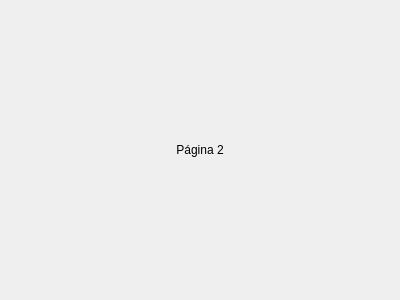
Before: the Qt Designer form gui/pages/pages.ui in edumarioti/AtualizaSup-2022, drawn with Qt 5.
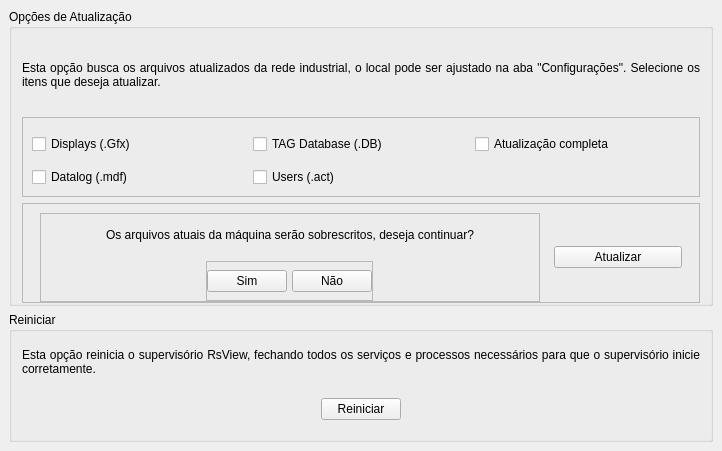
After: the same form once the commit is applied. The open tabs and pages were chosen to show the change. Icons and pictures are not drawn.

The edit to the form file:
```diff
--- a/gui/pages/pages.ui
+++ b/gui/pages/pages.ui
@@ -6,23 +6,454 @@
    <rect>
     <x>0</x>
     <y>0</y>
-    <width>400</width>
-    <height>300</height>
+    <width>722</width>
+    <height>451</height>
    </rect>
   </property>
+  <property name="sizePolicy">
+   <sizepolicy hsizetype="Expanding" vsizetype="Expanding">
+    <horstretch>0</horstretch>
+    <verstretch>0</verstretch>
+   </sizepolicy>
+  </property>
   <property name="windowTitle">
    <string>StackedWidget</string>
   </property>
-  <widget class="QWidget" name="page_1">
+  <property name="styleSheet">
+   <string notr="true">*{
+	font: 10pt &quot;Consolas&quot;; 
+	color: #D0D0D0;
+	background-color: #303030;
+}
+
+QGroupBox {
+	font: 700 12pt &quot;Consolas&quot;; 
+	color: #D0D0D0;
+    border: none;
+	border-top: 2px solid #D0D0D0;
+    margin-top: 10px;
+	margin-left: 15px;
+	margin-right: 15px;
+}
+
+QGroupBox::title  {
+    subcontrol-origin: margin;
+    subcontrol-position: top center;
+	padding: 0px 10px;
+}
+
+QPushButton{
+	background-color: #404040;
+	border: 1px solid #202020;
+	border-radius: 2px;	
+	min-width: 20ex;
+	padding: 3px;
+}
+
+QPushButton:hover{
+	background-color: #505050;
+}
+
+QPushButton:pressed{
+	background-color: #202020;	
+}
+
+QCheckBox {
+    spacing: 5px;
+}
+
+QCheckBox::indicator {
+    width: 9px;
+    height: 9px;
+	background-color: #404040;
+	border: 1px solid #202020;
+	border-radius: 2px;	
+}
+
+QCheckBox::indicator:checked {
+    background-color: #6EF0D2;
+}
+
+QCheckBox::indicator:unchecked:hover {
+	border: 1px solid #6EF0D2;
+}
+
+QCheckBox::indicator:disabled{
+	border: 1px solid #202020;
+	background-color: #303030;
+}
+
+QCheckBox::disabled{
+	color:  #505050;
+}
+
+QLineEdit {
+    border: 1px solid #202020;
+    border-radius: 2px;
+    padding: 0 8px;
+    background: #404040;
+    
+}
+
+QLineEdit:focus{
+	border-color: #6EF0D2;
+	background: #505050;
+}
+
+QLineEdit:hover {
+	background: #505050;
+}
+
+QLineEdit[text=\&quot;\&quot;]{ color:red; }
+
+QLabel#label_tittle_about{
+	font: 700 14pt &quot;Consolas&quot;;
+}
+
+</string>
+  </property>
+  <property name="currentIndex">
+   <number>1</number>
+  </property>
+  <widget class="QWidget" name="page_home">
    <layout class="QVBoxLayout" name="verticalLayout">
     <item>
-     <widget class="QLabel" name="label_3">
-      <property name="text">
-       <string>Página 1</string>
+     <widget class="QGroupBox" name="group_update">
+      <property name="title">
+       <string>Opções de Atualização</string>
       </property>
-      <property name="alignment">
-       <set>Qt::AlignCenter</set>
+      <layout class="QVBoxLayout" name="verticalLayout_4">
+       <property name="leftMargin">
+        <number>10</number>
+       </property>
+       <property name="topMargin">
+        <number>10</number>
+       </property>
+       <property name="rightMargin">
+        <number>10</number>
+       </property>
+       <property name="bottomMargin">
+        <number>0</number>
+       </property>
+       <item>
+        <widget class="QLabel" name="label_update">
+         <property name="minimumSize">
+          <size>
+           <width>0</width>
+           <height>0</height>
+          </size>
+         </property>
+         <property name="maximumSize">
+          <size>
+           <width>16777215</width>
+           <height>16777215</height>
+          </size>
+         </property>
+         <property name="text">
+          <string>Esta opção busca os arquivos atualizados da rede industrial, o local pode ser ajustado na aba &quot;Configurações&quot;. Selecione os itens que deseja atualizar.</string>
+         </property>
+         <property name="alignment">
+          <set>Qt::AlignJustify|Qt::AlignVCenter</set>
+         </property>
+         <property name="wordWrap">
+          <bool>true</bool>
+         </property>
+        </widget>
+       </item>
+       <item>
+        <widget class="QFrame" name="frame_optiond_update">
+         <property name="minimumSize">
+          <size>
+           <width>0</width>
+           <height>80</height>
+          </size>
+         </property>
+         <property name="maximumSize">
+          <size>
+           <width>16777215</width>
+           <height>80</height>
+          </size>
+         </property>
+         <property name="frameShape">
+          <enum>QFrame::StyledPanel</enum>
+         </property>
+         <property name="frameShadow">
+          <enum>QFrame::Raised</enum>
+         </property>
+         <layout class="QGridLayout" name="gridLayout">
+          <property name="bottomMargin">
+           <number>0</number>
+          </property>
+          <item row="0" column="1">
+           <widget class="QCheckBox" name="check_tag">
+            <property name="text">
+             <string>TAG Database (.DB)</string>
+            </property>
+           </widget>
+          </item>
+          <item row="0" column="0">
+           <widget class="QCheckBox" name="check_gfx">
+            <property name="text">
+             <string>Displays (.Gfx)</string>
+            </property>
+           </widget>
+          </item>
+          <item row="0" column="2">
+           <widget class="QCheckBox" name="check_uptade_all">
+            <property name="text">
+             <string>Atualização completa</string>
+            </property>
+           </widget>
+          </item>
+          <item row="1" column="0">
+           <widget class="QCheckBox" name="check_datalog">
+            <property name="text">
+             <string>Datalog (.mdf)</string>
+            </property>
+           </widget>
+          </item>
+          <item row="1" column="1">
+           <widget class="QCheckBox" name="check_users">
+            <property name="text">
+             <string>Users (.act)</string>
+            </property>
+           </widget>
+          </item>
+         </layout>
+        </widget>
+       </item>
+       <item>
+        <widget class="QFrame" name="frame_update">
+         <property name="minimumSize">
+          <size>
+           <width>0</width>
+           <height>100</height>
+          </size>
+         </property>
+         <property name="maximumSize">
+          <size>
+           <width>16777215</width>
+           <height>100</height>
+          </size>
+         </property>
+         <property name="frameShape">
+          <enum>QFrame::StyledPanel</enum>
+         </property>
+         <property name="frameShadow">
+          <enum>QFrame::Raised</enum>
+         </property>
+         <layout class="QHBoxLayout" name="horizontalLayout_3">
+          <property name="bottomMargin">
+           <number>0</number>
+          </property>
+          <item>
+           <widget class="QFrame" name="frame_confirmation">
+            <property name="minimumSize">
+             <size>
+              <width>500</width>
+              <height>0</height>
+             </size>
+            </property>
+            <property name="maximumSize">
+             <size>
+              <width>500</width>
+              <height>16777215</height>
+             </size>
+            </property>
+            <property name="frameShape">
+             <enum>QFrame::StyledPanel</enum>
+            </property>
+            <property name="frameShadow">
+             <enum>QFrame::Raised</enum>
+            </property>
+            <layout class="QVBoxLayout" name="verticalLayout_8">
+             <property name="leftMargin">
+              <number>0</number>
+             </property>
+             <property name="topMargin">
+              <number>0</number>
+             </property>
+             <property name="rightMargin">
+              <number>0</number>
+             </property>
+             <property name="bottomMargin">
+              <number>0</number>
+             </property>
+             <item>
+              <widget class="QLabel" name="label_confirmation">
+               <property name="minimumSize">
+                <size>
+                 <width>0</width>
+                 <height>0</height>
+                </size>
+               </property>
+               <property name="text">
+                <string>Os arquivos atuais da máquina serão sobrescritos, deseja continuar?</string>
+               </property>
+               <property name="alignment">
+                <set>Qt::AlignCenter</set>
+               </property>
+               <property name="wordWrap">
+                <bool>true</bool>
+               </property>
+              </widget>
+             </item>
+             <item alignment="Qt::AlignHCenter">
+              <widget class="QFrame" name="frame_buttons_confirmation">
+               <property name="maximumSize">
+                <size>
+                 <width>300</width>
+                 <height>16777215</height>
+                </size>
+               </property>
+               <property name="frameShape">
+                <enum>QFrame::StyledPanel</enum>
+               </property>
+               <property name="frameShadow">
+                <enum>QFrame::Raised</enum>
+               </property>
+               <layout class="QHBoxLayout" name="horizontalLayout_4">
+                <property name="spacing">
+                 <number>5</number>
+                </property>
+                <property name="leftMargin">
+                 <number>0</number>
+                </property>
+                <property name="topMargin">
+                 <number>0</number>
+                </property>
+                <property name="rightMargin">
+                 <number>0</number>
+                </property>
+                <property name="bottomMargin">
+                 <number>0</number>
+                </property>
+                <item>
+                 <widget class="QPushButton" name="button_confirm_uptade">
+                  <property name="maximumSize">
+                   <size>
+                    <width>128</width>
+                    <height>16777215</height>
+                   </size>
+                  </property>
+                  <property name="text">
+                   <string>Sim</string>
+                  </property>
+                  <property name="checkable">
+                   <bool>false</bool>
+                  </property>
+                 </widget>
+                </item>
+                <item>
+                 <widget class="QPushButton" name="button_cancel_uptade">
+                  <property name="maximumSize">
+                   <size>
+                    <width>128</width>
+                    <height>16777215</height>
+                   </size>
+                  </property>
+                  <property name="text">
+                   <string>Não</string>
+                  </property>
+                  <property name="checkable">
+                   <bool>false</bool>
+                  </property>
+                 </widget>
+                </item>
+               </layout>
+              </widget>
+             </item>
+            </layout>
+           </widget>
+          </item>
+          <item>
+           <widget class="QPushButton" name="button_uptade">
+            <property name="maximumSize">
+             <size>
+              <width>128</width>
+              <height>16777215</height>
+             </size>
+            </property>
+            <property name="text">
+             <string>Atualizar</string>
+            </property>
+            <property name="checkable">
+             <bool>false</bool>
+            </property>
+           </widget>
+          </item>
+         </layout>
+        </widget>
+       </item>
+      </layout>
+     </widget>
+    </item>
+    <item>
+     <widget class="QGroupBox" name="group_reboot">
+      <property name="minimumSize">
+       <size>
+        <width>0</width>
+        <height>130</height>
+       </size>
       </property>
+      <property name="maximumSize">
+       <size>
+        <width>16777215</width>
+        <height>130</height>
+       </size>
+      </property>
+      <property name="title">
+       <string>Reiniciar</string>
+      </property>
+      <layout class="QVBoxLayout" name="verticalLayout_5">
+       <property name="leftMargin">
+        <number>10</number>
+       </property>
+       <property name="topMargin">
+        <number>0</number>
+       </property>
+       <property name="rightMargin">
+        <number>10</number>
+       </property>
+       <item>
+        <widget class="QLabel" name="label_reboot">
+         <property name="minimumSize">
+          <size>
+           <width>0</width>
+           <height>40</height>
+          </size>
+         </property>
+         <property name="maximumSize">
+          <size>
+           <width>16777215</width>
+           <height>40</height>
+          </size>
+         </property>
+         <property name="text">
+          <string>Esta opção reinicia o supervisório RsView, fechando todos os serviços e processos necessários para que o supervisório inicie corretamente.</string>
+         </property>
+         <property name="scaledContents">
+          <bool>false</bool>
+         </property>
+         <property name="alignment">
+          <set>Qt::AlignJustify|Qt::AlignVCenter</set>
+         </property>
+         <property name="wordWrap">
+          <bool>true</bool>
+         </property>
+        </widget>
+       </item>
+       <item alignment="Qt::AlignHCenter">
+        <widget class="QPushButton" name="button_reboot">
+         <property name="styleSheet">
+          <string notr="true"/>
+         </property>
+         <property name="text">
+          <string>Reiniciar</string>
+         </property>
+        </widget>
+       </item>
+      </layout>
      </widget>
     </item>
    </layout>
@@ -30,13 +461,154 @@
   <widget class="QWidget" name="page_2">
    <layout class="QVBoxLayout" name="verticalLayout_2">
     <item>
-     <widget class="QLabel" name="label_2">
-      <property name="text">
-       <string>Página 2</string>
+     <widget class="QGroupBox" name="group_settings">
+      <property name="title">
+       <string>Origem e desitino</string>
       </property>
-      <property name="alignment">
-       <set>Qt::AlignCenter</set>
-      </property>
+      <layout class="QVBoxLayout" name="verticalLayout_6">
+       <property name="leftMargin">
+        <number>20</number>
+       </property>
+       <property name="topMargin">
+        <number>9</number>
+       </property>
+       <property name="rightMargin">
+        <number>20</number>
+       </property>
+       <property name="bottomMargin">
+        <number>20</number>
+       </property>
+       <item>
+        <widget class="QLabel" name="label_link">
+         <property name="minimumSize">
+          <size>
+           <width>0</width>
+           <height>60</height>
+          </size>
+         </property>
+         <property name="maximumSize">
+          <size>
+           <width>16777215</width>
+           <height>60</height>
+          </size>
+         </property>
+         <property name="text">
+          <string>Informe o endereço na rede do supervisorio atualizado, e o local para onde deverá ser copiado. Após salvar, o programa trabalhará nestes endereços até a próxima intervenção.</string>
+         </property>
+         <property name="alignment">
+          <set>Qt::AlignJustify|Qt::AlignVCenter</set>
+         </property>
+         <property name="wordWrap">
+          <bool>true</bool>
+         </property>
+        </widget>
+       </item>
+       <item alignment="Qt::AlignVCenter">
+        <widget class="QFrame" name="frame_origin_detination">
+         <property name="minimumSize">
+          <size>
+           <width>0</width>
+           <height>0</height>
+          </size>
+         </property>
+         <property name="maximumSize">
+          <size>
+           <width>16777215</width>
+           <height>16777215</height>
+          </size>
+         </property>
+         <property name="frameShape">
+          <enum>QFrame::StyledPanel</enum>
+         </property>
+         <property name="frameShadow">
+          <enum>QFrame::Raised</enum>
+         </property>
+         <layout class="QFormLayout" name="formLayout">
+          <property name="labelAlignment">
+           <set>Qt::AlignLeading|Qt::AlignLeft|Qt::AlignTop</set>
+          </property>
+          <property name="horizontalSpacing">
+           <number>10</number>
+          </property>
+          <property name="verticalSpacing">
+           <number>10</number>
+          </property>
+          <item row="0" column="0">
+           <widget class="QLabel" name="label_source">
+            <property name="text">
+             <string>Origem:</string>
+            </property>
+           </widget>
+          </item>
+          <item row="0" column="1">
+           <widget class="QLineEdit" name="line_edit_source">
+            <property name="sizePolicy">
+             <sizepolicy hsizetype="Preferred" vsizetype="Preferred">
+              <horstretch>0</horstretch>
+              <verstretch>0</verstretch>
+             </sizepolicy>
+            </property>
+            <property name="text">
+             <string>C:\Users\eduma\OneDrive\Área de Trabalho\ORIGEM</string>
+            </property>
+            <property name="frame">
+             <bool>true</bool>
+            </property>
+            <property name="placeholderText">
+             <string>ex: \\10.31.3.166\Supervisorio Caldeira atual</string>
+            </property>
+            <property name="clearButtonEnabled">
+             <bool>false</bool>
+            </property>
+           </widget>
+          </item>
+          <item row="2" column="0">
+           <widget class="QLabel" name="label_destination">
+            <property name="text">
+             <string>Destino:</string>
+            </property>
+           </widget>
+          </item>
+          <item row="2" column="1">
+           <widget class="QLineEdit" name="line_edit_destination">
+            <property name="sizePolicy">
+             <sizepolicy hsizetype="Preferred" vsizetype="Preferred">
+              <horstretch>0</horstretch>
+              <verstretch>0</verstretch>
+             </sizepolicy>
+            </property>
+            <property name="text">
+             <string>C:\Users\eduma\OneDrive\Área de Trabalho\DESTINO</string>
+            </property>
+            <property name="placeholderText">
+             <string>ex: C:\Supervisorio Caldeira Atual</string>
+            </property>
+           </widget>
+          </item>
+         </layout>
+        </widget>
+       </item>
+       <item>
+        <spacer name="verticalSpacer">
+         <property name="orientation">
+          <enum>Qt::Vertical</enum>
+         </property>
+         <property name="sizeHint" stdset="0">
+          <size>
+           <width>20</width>
+           <height>40</height>
+          </size>
+         </property>
+        </spacer>
+       </item>
+       <item alignment="Qt::AlignHCenter">
+        <widget class="QPushButton" name="button_save">
+         <property name="text">
+          <string>Salvar</string>
+         </property>
+        </widget>
+       </item>
+      </layout>
      </widget>
     </item>
    </layout>
```
Left out of the diff: 140 changed lines with no effect on the pictures.
